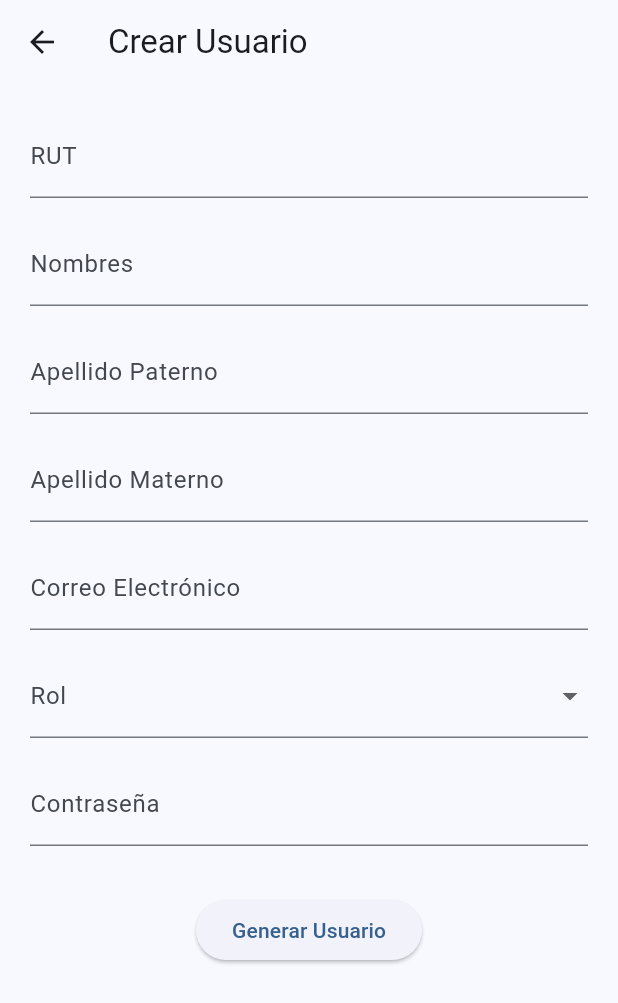
After one commit to AppaTec-cl/Appa-Front, a Flutter app: the UserFormScreen screen opened directly, on a phone screen of 412 x 824 dp. The commit adds this screen. Shown: the top 1003 px of the screen. Run offline on Flutter 3.47's test engine with Material 3 defaults, Android fonts, the light colour scheme and no system bars; our stand-ins replace flutter_cache_manager; missing offline and left inert: file_saver, syncfusion_flutter_pdfviewer; network calls fail.

Commit message:
Appa-Front: Add registration

```diff
--- /dev/null
+++ b/lib/presentation/screen/createUser.dart
@@ -0,0 +1,103 @@
+import 'package:flutter/material.dart';
+
+class UserFormScreen extends StatefulWidget {
+  @override
+  _UserFormScreenState createState() => _UserFormScreenState();
+}
+
+class _UserFormScreenState extends State<UserFormScreen> {
+  final _formKey = GlobalKey<FormState>();
+  final TextEditingController _rutController = TextEditingController();
+  final TextEditingController _firstNameController = TextEditingController();
+  final TextEditingController _lastNamePController = TextEditingController();
+  final TextEditingController _lastNameMController = TextEditingController();
+  final TextEditingController _emailController = TextEditingController();
+  final TextEditingController _passwordController = TextEditingController();
+  String? _selectedRole;
+
+  // Lista de roles para el dropdown
+  final List<String> _roles = [
+    'Jefe de Recursos Humanos',
+    'Gerente',
+    'Gerente General',
+  ];
+
+  @override
+  Widget build(BuildContext context) {
+    return Scaffold(
+      appBar: AppBar(title: Text('Crear Usuario')),
+      body: Form(
+        key: _formKey,
+        child: SingleChildScrollView(
+          padding: const EdgeInsets.all(20.0),
+          child: Column(
+            crossAxisAlignment: CrossAxisAlignment.start,
+            children: <Widget>[
+              TextFormField(
+                controller: _rutController,
+                decoration: InputDecoration(labelText: 'RUT'),
+              ),
+              const SizedBox(height: 16),
+              TextFormField(
+                controller: _firstNameController,
+                decoration: InputDecoration(labelText: 'Nombres'),
+              ),
+              const SizedBox(height: 16),
+              TextFormField(
+                controller: _lastNamePController,
+                decoration: InputDecoration(labelText: 'Apellido Paterno'),
+              ),
+              const SizedBox(height: 16),
+              TextFormField(
+                controller: _lastNameMController,
+                decoration: InputDecoration(labelText: 'Apellido Materno'),
+              ),
+              const SizedBox(height: 16),
+              TextFormField(
+                controller: _emailController,
+                decoration: InputDecoration(labelText: 'Correo Electrónico'),
+              ),
+              const SizedBox(height: 16),
+              DropdownButtonFormField(
+                value: _selectedRole,
+                decoration: InputDecoration(labelText: 'Rol'),
+                onChanged: (String? newValue) {
+                  setState(() {
+                    _selectedRole = newValue;
+                  });
+                },
+                items: _roles.map<DropdownMenuItem<String>>((String value) {
+                  return DropdownMenuItem<String>(
+                    value: value,
+                    child: Text(value),
+                  );
+                }).toList(),
+              ),
+              const SizedBox(height: 16),
+              TextFormField(
+                controller: _passwordController,
+                obscureText: true,
+                decoration: InputDecoration(labelText: 'Contraseña'),
+              ),
+              const SizedBox(height: 16),
+              Padding(
+                padding: const EdgeInsets.symmetric(vertical: 16.0),
+                child: Center(
+                  child: ElevatedButton(
+                    onPressed: () {
+                      // Aquí se pueden añadir acciones como validar el formulario o guardar los datos
+                      if (_formKey.currentState!.validate()) {
+                        print('Generando usuario...');
+                      }
+                    },
+                    child: Text('Generar Usuario'),
+                  ),
+                ),
+              ),
+            ],
+          ),
+        ),
+      ),
+    );
+  }
+}
--- a/lib/presentation/screen/firmar_gerente.dart
+++ b/lib/presentation/screen/firmar_gerente.dart
@@ -34,9 +34,7 @@ class _GerentPageState extends State<GerentPage>
       final fileInfo = await DefaultCacheManager().downloadFile(url);
       _localPath = fileInfo.file.path;
       setState(() {});
-    } catch (e) {
-      print('Error al descargar el archivo: $e');
-    }
+    } catch (e) {}
   }
 
   Future<void> saveFileLocally() async {
@@ -60,7 +58,6 @@ class _GerentPageState extends State<GerentPage>
           );
         }
       } catch (e) {
-        print('Error al guardar el archivo: $e');
         ScaffoldMessenger.of(context).showSnackBar(
           const SnackBar(content: Text('Error al guardar el archivo')),
         );
--- a/lib/presentation/screen/historial_trabajador.dart
+++ b/lib/presentation/screen/historial_trabajador.dart
@@ -60,7 +60,6 @@ class _ContractWorkerPageState extends State<ContractWorkerPage>
           );
         }
       } catch (e) {
-        print('Error al guardar el archivo: $e');
         ScaffoldMessenger.of(context).showSnackBar(
           const SnackBar(content: Text('Error al guardar el archivo')),
         );
--- a/lib/presentation/screen/revisar_contrato.dart
+++ b/lib/presentation/screen/revisar_contrato.dart
@@ -58,7 +58,6 @@ class _ContractReviewPageState extends State<ContractReviewPage>
           );
         }
       } catch (e) {
-        print('Error al guardar el archivo: $e');
         ScaffoldMessenger.of(context).showSnackBar(
           const SnackBar(content: Text('Error al guardar el archivo')),
         );
```
Also changed, not shown: lib/presentation/screen/anex.dart (added, +157 -0 lines), lib/presentation/screen/inicio_jefe.dart (+13 -0 lines), lib/presentation/screen/login.dart (+49 -2 lines), 3 other files.
